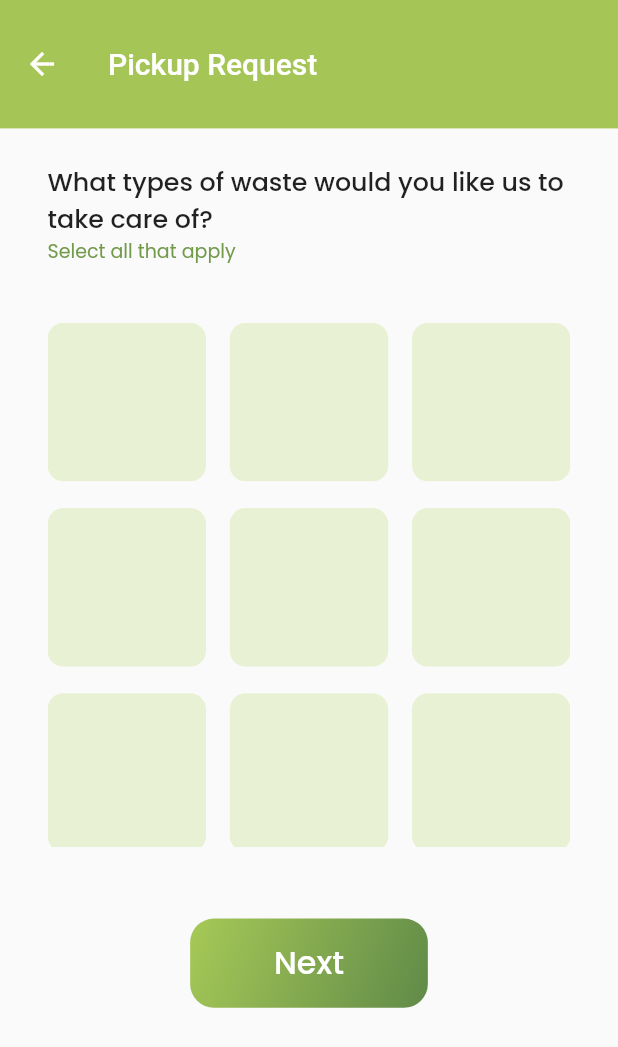
After one commit to DarkFalc0n/ecell_nitb_hack2k23__Generic-FTP, a Flutter app: the screen it shows after launch, after a tap on "Request Pickup", on a phone screen of 412 x 824 dp. The commit adds this screen. Shown: the top 1047 px of the screen. Run offline on Flutter 3.47's test engine with Material 2 defaults, Android fonts, the light colour scheme and no system bars; our stand-ins replace flutter_screenutil, google_fonts.

Commit message:
added pickup req-1 page

```diff
--- a/lib/common/widgets/app_bar.dart
+++ b/lib/common/widgets/app_bar.dart
@@ -4,15 +4,20 @@ import 'package:flutter_screenutil/flutter_screenutil.dart';
 class StyledAppBar extends AppBar {
   final Widget? leadingWidget;
   final List<Widget>? actionWidgets;
+  final Color color;
+  final String? titleString;
 
-  StyledAppBar({
-    super.key,
-    this.leadingWidget,
-    this.actionWidgets,
-  }) : super(
+  StyledAppBar(
+      {super.key,
+      this.leadingWidget,
+      this.actionWidgets,
+      this.titleString,
+      this.color = Colors.white})
+      : super(
           elevation: 0.0,
-          backgroundColor: Colors.white,
+          backgroundColor: color,
           toolbarHeight: 72.h,
+          title: Text(titleString ?? ""),
           leading: leadingWidget,
           actions: actionWidgets,
         );
--- /dev/null
+++ b/lib/common/widgets/category._tile.dart
@@ -0,0 +1,18 @@
+import 'package:flutter/material.dart';
+import 'package:flutter_screenutil/flutter_screenutil.dart';
+
+class CategoryTile extends StatelessWidget {
+  const CategoryTile({Key? key}) : super(key: key);
+
+  @override
+  Widget build(BuildContext context) {
+    return Container(
+      decoration: BoxDecoration(
+        borderRadius: BorderRadius.circular(10.r),
+        color: const Color(0xFFE9F1D5),
+      ),
+      height: 88.h,
+      width: 100.w,
+    );
+  }
+}
--- /dev/null
+++ b/lib/common/widgets/styled_button.dart
@@ -0,0 +1,36 @@
+import 'package:flutter/material.dart';
+import 'package:flutter_screenutil/flutter_screenutil.dart';
+
+class StyledButton extends StatelessWidget {
+  final Widget child;
+  final double width;
+  final double height;
+
+  const StyledButton({
+    Key? key,
+    required this.child,
+    required this.height,
+    required this.width,
+  }) : super(key: key);
+
+  @override
+  Widget build(BuildContext context) {
+    return Container(
+      decoration: BoxDecoration(
+        gradient: const LinearGradient(
+            begin: Alignment.topLeft,
+            end: Alignment.bottomRight,
+            colors: [
+              Color(0xFFA7C957),
+              Color(0xFF608A48),
+            ]),
+        borderRadius: BorderRadius.all(
+          Radius.circular(15.r),
+        ),
+      ),
+      width: width,
+      height: height,
+      child: child,
+    );
+  }
+}
--- a/lib/common/widgets/widgets.dart
+++ b/lib/common/widgets/widgets.dart
@@ -1 +1,3 @@
 export 'app_bar.dart';
+export 'category._tile.dart';
+export 'styled_button.dart';
--- a/lib/pages/home/home.dart
+++ b/lib/pages/home/home.dart
@@ -3,6 +3,7 @@ import 'package:flutter_screenutil/flutter_screenutil.dart';
 import 'package:google_fonts/google_fonts.dart';
 
 import '../../common/widgets/widgets.dart';
+import '../pickup_request/pickup_request_one.dart';
 
 class HomePage extends StatelessWidget {
   const HomePage({Key? key}) : super(key: key);
@@ -118,7 +119,13 @@ class HomePage extends StatelessWidget {
                   child: Column(
                     children: [
                       23.09.verticalSpace,
-                      Container(
+                      GestureDetector(
+                        onTap: () => Navigator.of(context).push(
+                          MaterialPageRoute(
+                            builder: (context) => const PickupRequestOnePage(),
+                          ),
+                        ),
+                        child: Container(
                           decoration: BoxDecoration(
                             // color: const Color(0xFFE9F1D5),
                             gradient: const LinearGradient(
@@ -188,6 +195,7 @@ class HomePage extends StatelessWidget {
                             ],
                           ),
                         ),
+                      ),
                       Row(
                         children: [
                           Padding(
--- /dev/null
+++ b/lib/pages/pickup_request/pickup_request_one.dart
@@ -0,0 +1,79 @@
+import 'package:flutter/material.dart';
+import 'package:flutter_screenutil/flutter_screenutil.dart';
+import 'package:google_fonts/google_fonts.dart';
+
+import '../../common/widgets/widgets.dart';
+
+class PickupRequestOnePage extends StatelessWidget {
+  const PickupRequestOnePage({Key? key}) : super(key: key);
+
+  @override
+  Widget build(BuildContext context) {
+    return Scaffold(
+      appBar: StyledAppBar(
+        color: const Color(0xFFA5C656),
+        titleString: 'Pickup Request',
+        leadingWidget: BackButton(
+          color: Colors.white,
+          onPressed: () => Navigator.pop(context),
+        ),
+      ),
+      body: Padding(
+        padding: EdgeInsets.symmetric(
+          horizontal: 30.w,
+          vertical: 19.h,
+        ),
+        child: Column(
+          crossAxisAlignment: CrossAxisAlignment.start,
+          children: [
+            Text(
+              'What types of waste would you like us to take care of?',
+              style: GoogleFonts.poppins(
+                fontSize: 16.sp,
+                fontWeight: FontWeight.w500,
+              ),
+            ),
+            Text(
+              'Select all that apply',
+              style: GoogleFonts.poppins(
+                color: const Color(0xFF729A4B),
+                fontSize: 12.sp,
+              ),
+            ),
+            32.verticalSpace,
+            SizedBox(
+              width: 330.w,
+              height: 294.h,
+              child: GridView.count(
+                crossAxisCount: 3,
+                crossAxisSpacing: 15.w,
+                mainAxisSpacing: 15.h,
+                children: List.generate(
+                  9,
+                  (index) => const CategoryTile(),
+                ),
+              ),
+            ),
+            40.verticalSpace,
+            Center(
+              child: StyledButton(
+                width: 150.w,
+                height: 50.h,
+                child: Center(
+                  child: Text(
+                    'Next',
+                    style: GoogleFonts.poppins(
+                      fontSize: 20.sp,
+                      color: Colors.white,
+                      fontWeight: FontWeight.w500,
+                    ),
+                  ),
+                ),
+              ),
+            ),
+          ],
+        ),
+      ),
+    );
+  }
+}
```
Lines whose indentation alone changed are shown as unchanged.
